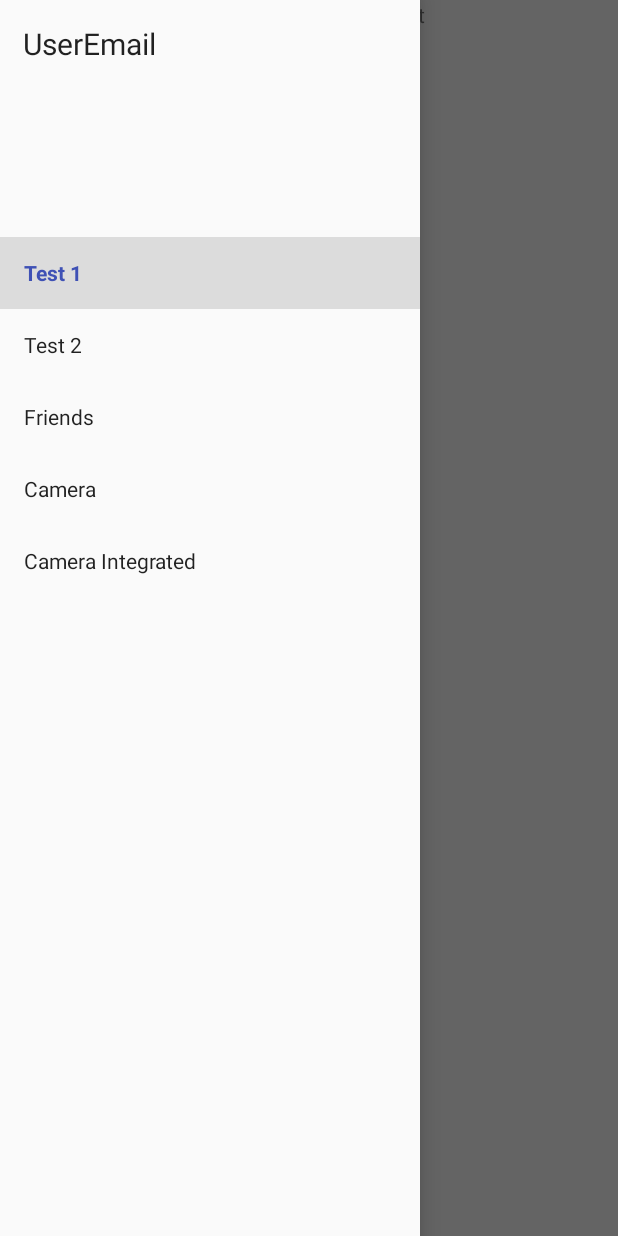
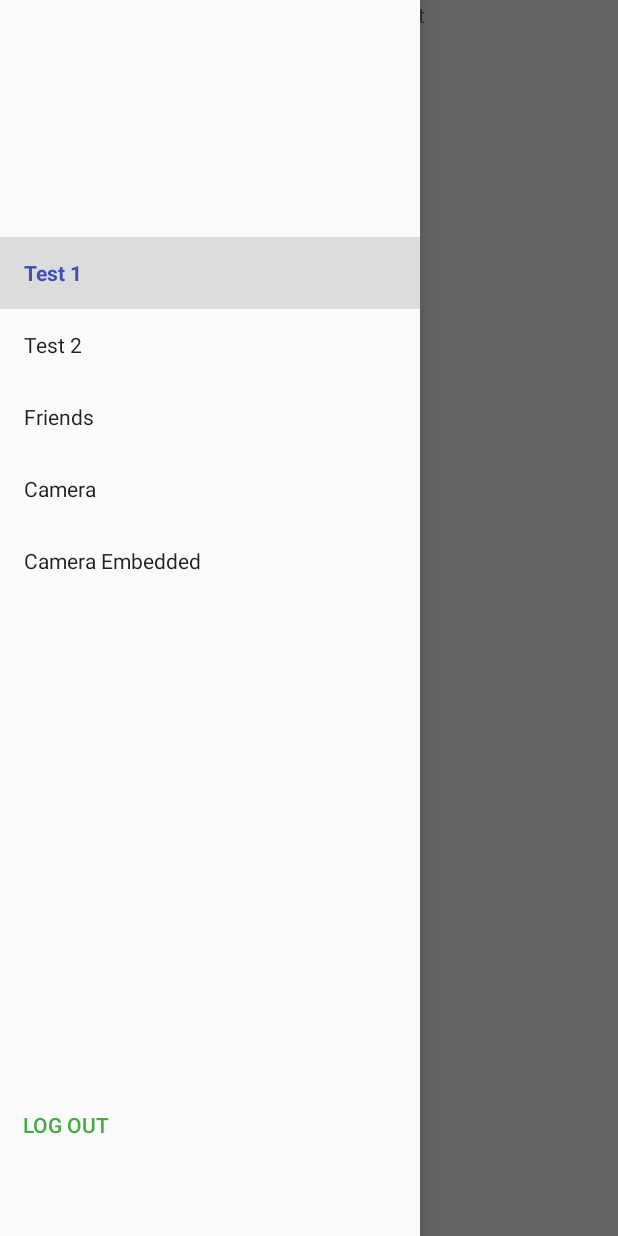
Before and after one commit to DerekMMartin/WhereYouAtReloaded, an Android app: the screen it shows after launch once a user with an empty profile is signed in (MainActivity), with the side drawer open, on a phone screen of 412 x 824 dp. Run offline under Robolectric (Android 15) with nearby library versions, the phone set to English and light mode, and no system bars; our stand-ins replace Firebase (no records; nobody signed in at launch, a user with empty details on screens opened directly).

```diff
--- a/app/src/main/AndroidManifest.xml
+++ b/app/src/main/AndroidManifest.xml
@@ -3,10 +3,12 @@
     package="com.example.derekmartin.whereyouatreloaded">
 
     <!-- To auto-complete the email text field in the login form with the user's emails -->
+    <uses-permission android:name="android.permission.CAMERA" />
     <uses-permission android:name="android.permission.GET_ACCOUNTS" />
     <uses-permission android:name="android.permission.READ_PROFILE" />
     <uses-permission android:name="android.permission.READ_CONTACTS" />
     <!-- To access Google+ APIs: -->
+    <uses-permission android:name="android.permission.WRITE_EXTERNAL_STORAGE"/>
     <uses-permission android:name="android.permission.INTERNET" />
 
     <application
--- a/app/src/main/java/com/example/derekmartin/whereyouatreloaded/MainActivity.java
+++ b/app/src/main/java/com/example/derekmartin/whereyouatreloaded/MainActivity.java
@@ -1,5 +1,6 @@
 package com.example.derekmartin.whereyouatreloaded;
 
+import android.content.Intent;
 import android.net.Uri;
 import android.support.annotation.NonNull;
 import android.support.design.widget.NavigationView;
@@ -9,21 +10,34 @@ import android.support.v4.app.FragmentTransaction;
 import android.support.v4.widget.DrawerLayout;
 import android.support.v7.app.AppCompatActivity;
 import android.os.Bundle;
+import android.util.Log;
 import android.view.MenuItem;
+import android.view.View;
+import android.widget.Button;
 import android.widget.TextView;
 
 import com.google.firebase.auth.FirebaseAuth;
+import com.google.firebase.auth.FirebaseUser;
+import com.google.firebase.firestore.FirebaseFirestore;
 
 public class MainActivity extends FragmentActivity
         implements
         FirstFragment.OnFragmentInteractionListener,
         SecondFragment.OnFragmentInteractionListener,
         FriendsFragment.OnFragmentInteractionListener,
-        CameraFragment.OnFragmentInteractionListener
+        CameraFragment.OnFragmentInteractionListener,
+        CameraEmbeddedFragment.OnFragmentInteractionListener
 {
 
     private DrawerLayout dLayout;
     private android.support.v4.app.FragmentManager fManager;
+
+    private void LogOutAndSwitch() {
+        FirebaseAuth.getInstance().signOut();
+        Intent intent = new Intent(this,LoginActivity.class);
+        startActivity(intent);
+    }
+
 
     @Override
     protected void onCreate(Bundle savedInstanceState) {
@@ -32,13 +46,16 @@ public class MainActivity extends FragmentActivity
 
         fManager=getSupportFragmentManager();
 
-        //initializes to the first fragment in menu and selects it
-//        NavigationView nv= findViewById(R.id.nav_view);
-//        nv.setCheckedItem(R.id.menufirst);
-//        changeFragment(new FirstFragment());
-        //TODO Why is there a duplicate
         dLayout=findViewById(R.id.drawerLayout);
         NavigationView nView = findViewById(R.id.nav_view);
+
+        ((TextView)nView.findViewById(R.id.EmailDisplay)).setText(FirebaseAuth.getInstance().getCurrentUser().getEmail());
+        ((Button)nView.findViewById(R.id.LogOutButton)).setOnClickListener(new View.OnClickListener() {
+            @Override
+            public void onClick(View v) {
+                LogOutAndSwitch();
+            }
+        });
         nView.setCheckedItem(R.id.menufirst);
         changeFragment(new FirstFragment());
 
@@ -62,8 +79,8 @@ public class MainActivity extends FragmentActivity
                             case R.id.menuCamera:
                                 changeFragment(new CameraFragment());
                                 break;
-                            case R.id.menuCameraIntegrated:
-                                changeFragment(new CameraFragmentIntegration());
+                            case R.id.menuCameraEmbedded:
+                                changeFragment(new CameraEmbeddedFragment());
                                 break;
                         }
 
--- a/app/src/main/res/layout/activity_main.xml
+++ b/app/src/main/res/layout/activity_main.xml
@@ -6,19 +6,15 @@
     android:layout_width="match_parent"
     android:layout_height="match_parent"
     android:fitsSystemWindows="true"
-    tools:context=".MainActivity">
+    tools:context=".MainActivity"
+    android:theme="@style/AppTheme">
 
     <!-- Layout to contain contents of main body of screen (drawer will slide over this) -->
     <FrameLayout
         android:id="@+id/content_frame"
         android:layout_width="match_parent"
-        android:layout_height="match_parent">
-
-        <!--<fragment android:name="com.example.derekmartin.whereyouatreloaded.FirstFragment"-->
-            <!--android:id="@+id/f1"-->
-            <!--android:layout_height="match_parent"-->
-            <!--android:layout_width="match_parent" />-->
-
+        android:layout_height="match_parent"
+        android:theme="@style/AppTheme">
     </FrameLayout>
 
     <!-- Container for contents of drawer - use NavigationView to make configuration easier -->
@@ -29,6 +25,29 @@
         android:layout_gravity="start"
         android:fitsSystemWindows="true"
         app:headerLayout="@layout/nav_header"
-        app:menu="@menu/main_drawer" />
+        app:menu="@menu/main_drawer"
+        android:theme="@style/AppTheme">
+
+
+        <TextView
+            android:id="@+id/EmailDisplay"
+            android:layout_width="match_parent"
+            android:layout_height="wrap_content"
+            android:text="UserEmail"
+            android:layout_marginTop="50dp"
+            android:layout_marginStart="20dp"
+            android:layout_marginEnd="20dp"
+            android:layout_marginBottom="20dp"
+            android:textSize="20sp"/>
+        <Button
+            android:id="@+id/LogOutButton"
+            android:layout_width="wrap_content"
+            android:layout_height="wrap_content"
+            android:layout_gravity="bottom"
+            android:text="Log out"
+            style="@style/Base.Widget.AppCompat.Button.Borderless.Colored"
+            android:layout_marginBottom="50dp"/>
+
+    </android.support.design.widget.NavigationView>
 
 </android.support.v4.widget.DrawerLayout>
--- a/app/src/main/res/layout/login_activity.xml
+++ b/app/src/main/res/layout/login_activity.xml
@@ -11,7 +11,9 @@
         android:text="Where You At Reloaded"
         android:gravity="center"
         android:textSize="25dp"
-        android:layout_margin="30dp"
+        android:layout_marginStart="30dp"
+        android:layout_marginEnd="30dp"
+        android:layout_marginTop="60dp"
         android:id="@+id/ea"/>
 
     <EditText
@@ -21,7 +23,7 @@
         android:layout_marginBottom="5dp"
         android:layout_marginLeft="10dp"
         android:layout_marginRight="10dp"
-        android:layout_marginTop="95dp"
+        android:layout_marginTop="85dp"
         android:hint="Email"
         android:inputType="textEmailAddress" />
 
--- a/app/src/main/res/layout/nav_header.xml
+++ b/app/src/main/res/layout/nav_header.xml
@@ -4,13 +4,4 @@
     android:layout_height="150dp"
     android:fitsSystemWindows="true"
     android:orientation="vertical">
-
-    <TextView
-        android:id="@+id/EmailDisplay"
-        android:layout_width="match_parent"
-        android:layout_height="wrap_content"
-        android:text="UserEmail"
-        android:textAppearance="@style/TextAppearance.AppCompat.Body1"
-        android:layout_margin="15dp"
-        android:textSize="20dp"/>
 </LinearLayout>
--- a/app/src/main/res/menu/main_drawer.xml
+++ b/app/src/main/res/menu/main_drawer.xml
@@ -16,7 +16,7 @@
             android:id="@+id/menuCamera"
             android:title="Camera"/>
         <item
-            android:id="@+id/menuCameraIntegrated"
-            android:title="Camera Integrated"/>
+            android:id="@+id/menuCameraEmbedded"
+            android:title="Camera Embedded"/>
     </group>
 </menu>
--- a/app/src/main/res/values/styles.xml
+++ b/app/src/main/res/values/styles.xml
@@ -6,6 +6,10 @@
         <item name="colorPrimary">@color/colorPrimary</item>
         <item name="colorPrimaryDark">@color/colorPrimaryDark</item>
         <item name="colorAccent">@color/colorAccent</item>
+        <item name="android:statusBarColor">@android:color/transparent</item>
+        <item name="android:navigationBarColor">@android:color/transparent</item>
+        <item name="android:windowTranslucentStatus">true</item>
+        <item name="android:windowTranslucentNavigation">true</item>
     </style>
 
     <style name="AppTheme.NoActionBar">
```
Also changed, not shown: app/src/main/java/com/example/derekmartin/whereyouatreloaded/CameraEmbeddedFragment.java (added, +280 -0 lines), app/src/main/java/com/example/derekmartin/whereyouatreloaded/CameraFragmentIntegration.java (deleted, +0 -137 lines), app/src/main/java/com/example/derekmartin/whereyouatreloaded/CameraPreview.java (deleted, +0 -16 lines), app/src/main/res/layout/fragment_camera_embedded.xml (added, +22 -0 lines), app/src/main/res/layout/fragment_camera_fragment_integration.xml (deleted, +0 -14 lines).
